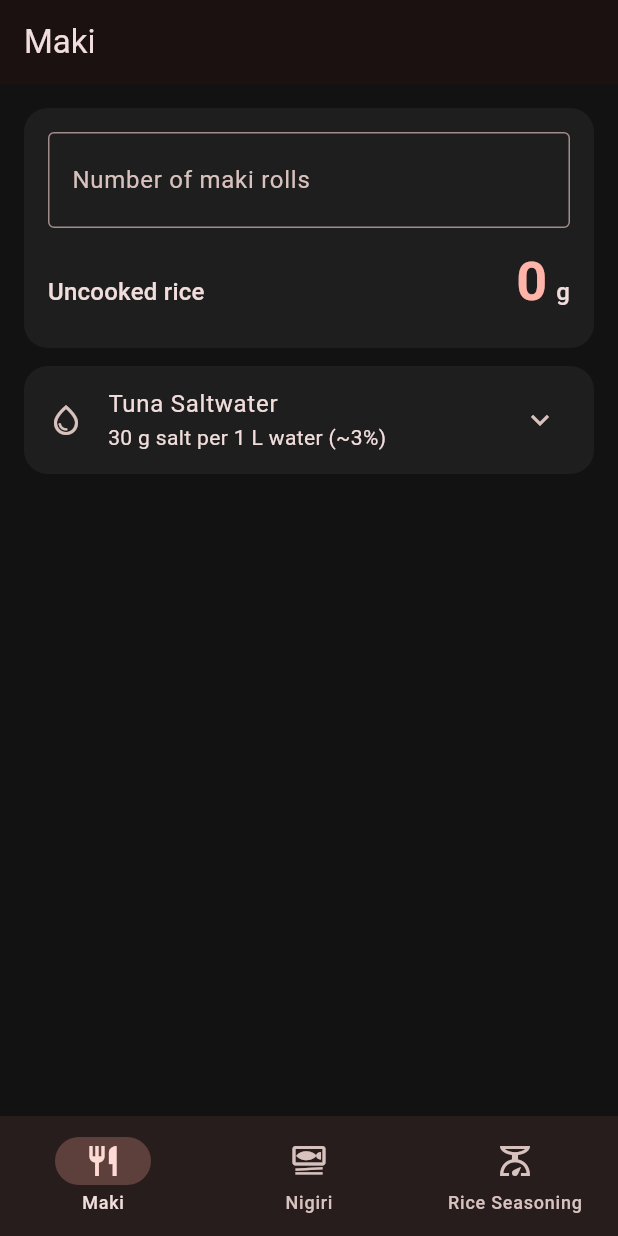
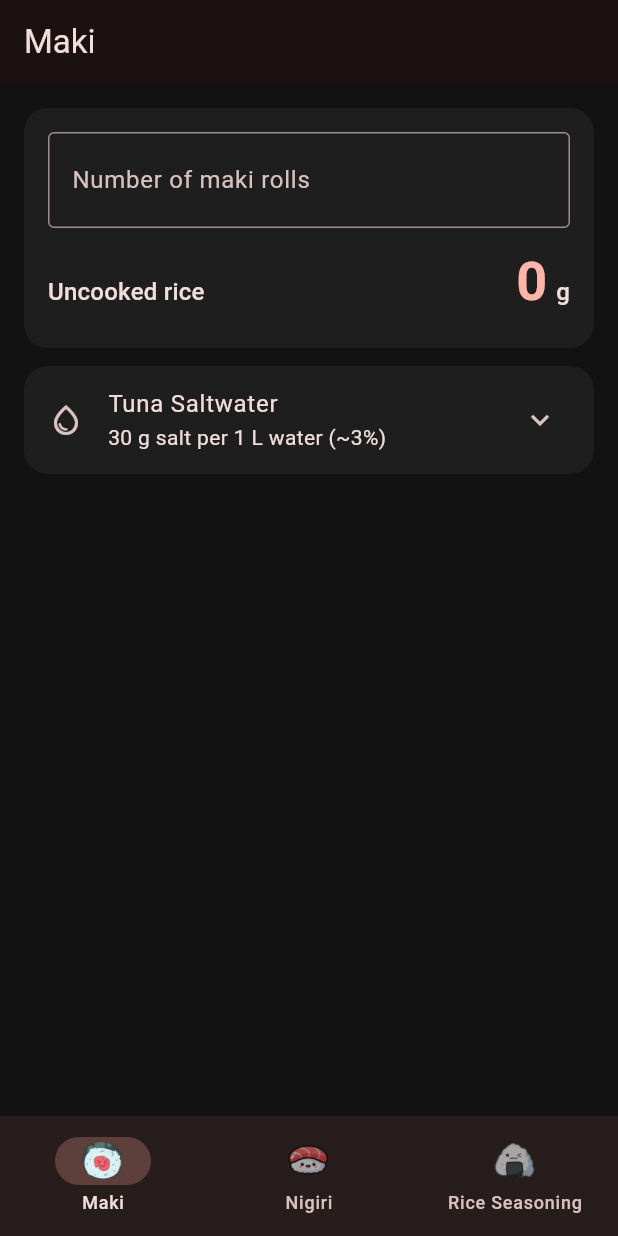
Before and after one commit to Smoogi/sushi-calculator, a Flutter app: the screen it shows after launch, on a phone screen of 412 x 824 dp. Run offline on Flutter 3.47's test engine with Material 3 defaults, Android fonts, the phone set to English and light mode, and no system bars.

Commit message:
Add custom tab icons and app icon; bump to 1.1.0

```diff
--- a/lib/main.dart
+++ b/lib/main.dart
@@ -95,18 +95,19 @@ class _HomePageState extends State<HomePage> {
           },
           destinations: const [
             NavigationDestination(
-              icon: Icon(Icons.restaurant_outlined),
-              selectedIcon: Icon(Icons.restaurant),
+              icon: _TabIcon('assets/tab_maki.png', selected: false),
+              selectedIcon: _TabIcon('assets/tab_maki.png', selected: true),
               label: 'Maki',
             ),
             NavigationDestination(
-              icon: Icon(Icons.set_meal_outlined),
-              selectedIcon: Icon(Icons.set_meal),
+              icon: _TabIcon('assets/tab_nigiri.png', selected: false),
+              selectedIcon: _TabIcon('assets/tab_nigiri.png', selected: true),
               label: 'Nigiri',
             ),
             NavigationDestination(
-              icon: Icon(Icons.scale_outlined),
-              selectedIcon: Icon(Icons.scale),
+              icon: _TabIcon('assets/tab_seasoning.png', selected: false),
+              selectedIcon:
+                  _TabIcon('assets/tab_seasoning.png', selected: true),
               label: 'Rice Seasoning',
             ),
           ],
@@ -195,3 +196,17 @@ class _HomePageState extends State<HomePage> {
     ]);
   }
 }
+
+class _TabIcon extends StatelessWidget {
+  const _TabIcon(this.asset, {required this.selected});
+  final String asset;
+  final bool selected;
+
+  @override
+  Widget build(BuildContext context) => Opacity(
+        opacity: selected ? 1 : 0.6,
+        child: Image.asset(asset,
+            width: 32, height: 32, fit: BoxFit.contain,
+            filterQuality: FilterQuality.medium),
+      );
+}
--- a/pubspec.yaml
+++ b/pubspec.yaml
@@ -16,7 +16,7 @@ publish_to: 'none' # Remove this line if you wish to publish to pub.dev
 # https://developer.apple.com/library/archive/documentation/General/Reference/InfoPlistKeyReference/Articles/CoreFoundationKeys.html
 # In Windows, build-name is used as the major, minor, and patch parts
 # of the product and file versions while build-number is used as the build suffix.
-version: 1.0.0+1
+version: 1.1.0+2
 
 environment:
   sdk: ^3.13.7
@@ -55,6 +55,8 @@ flutter:
   # included with your application, so that you can use the icons in
   # the material Icons class.
   uses-material-design: true
+  assets:
+    - assets/
 
   # To add assets to your application, add an assets section, like this:
   # assets:
```
Also changed, not shown: assets/tab_maki.png (added), assets/tab_nigiri.png (added), assets/tab_seasoning.png (added), 5 other files.
